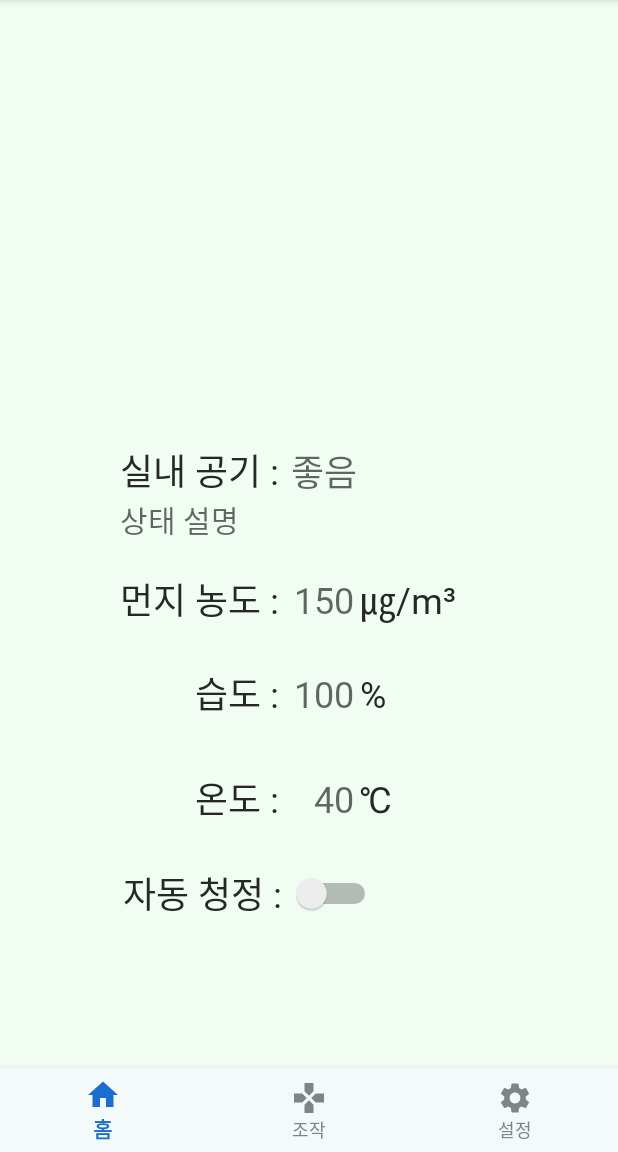
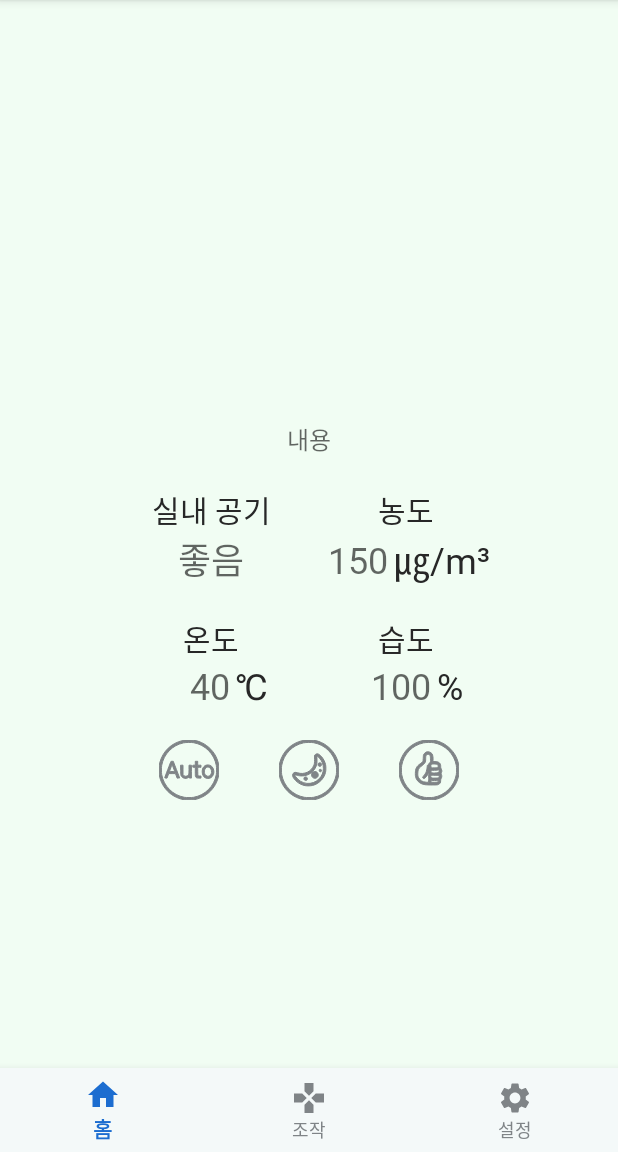
Before and after one commit to insa0512/Self-Driving-Air-Purifier, an Android app: the screen it shows after launch (MainActivity), on a phone screen of 412 x 824 dp, the part 84-1236 px from its top. Run offline under Robolectric (Android 15) with nearby library versions, the phone set to English and light mode, and no system bars.

Commit message:
Update MainActivity Design

```diff
--- a/app/src/main/java/com/example/AirPurifier/MainActivity.java
+++ b/app/src/main/java/com/example/AirPurifier/MainActivity.java
@@ -67,13 +67,11 @@
 
         imgSet = findViewById(R.id.imageSet);
         conditionTxt = findViewById(R.id.contidionText);
-        statusTxt = findViewById(R.id.stausText);
+        statusTxt = findViewById(R.id.statusText);
         explainTxt = findViewById(R.id.explainText);
         temperaturTxt = findViewById(R.id.temperaturText);
         humidityTxt = findViewById(R.id.humidityText);
         toolbar = findViewById(R.id.toolbar);
-        humiImage = findViewById(R.id.humiImage);
-        thImage = findViewById(R.id.thImage);
         setSupportActionBar(toolbar);
 
         if (Build.VERSION.SDK_INT >= Build.VERSION_CODES.S) { // 버전 30이상 부터 권한 추가 부여 요청함
@@ -175,7 +173,7 @@
     @SuppressLint("MissingPermission")
     void listPairedDevices() { // 블루투스 기기 목록
         if (mBluetoothAdapter.isEnabled()) { // 블루투스가 이미 켜져 있을 때
-            mPairedDevices = mBluetoothAdapter.getBondedDevices(); //블루투스 목록 가져옴
+            mPairedDevices = mBluetoothAdapter.getBondedDevices(); // 블루투스 목록 가져옴
 
             if (mPairedDevices.size() > 0) { //페어링할 기기의 목록이 1개 이상일 때 장치 목록을 보여줌
                 AlertDialog.Builder builder = new AlertDialog.Builder(this);
@@ -320,17 +318,17 @@
                 explainTxt.setText("공기가 맑습니다.");
             } else if (dust <= 80) {
                 imgSet.setImageResource(R.drawable.stat_nomal);
-                conditionTxt.setText(dust);
+                conditionTxt.setText(strMsg);
                 statusTxt.setText("보통");
                 explainTxt.setText("보통입니다.");
             } else if (dust <= 150) {
                 imgSet.setImageResource(R.drawable.stat_bad);
-                conditionTxt.setText(dust);
+                conditionTxt.setText(strMsg);
                 statusTxt.setText("나쁨");
                 explainTxt.setText("환기좀 시켜주세요~~");
             } else {
                 imgSet.setImageResource(R.drawable.stat_warning);
-                conditionTxt.setText(dust);
+                conditionTxt.setText(strMsg);
                 statusTxt.setText("매우 나쁨");
                 explainTxt.setText("환기가 시급합니다!!");
             }
@@ -342,14 +340,13 @@
             String strMsg = (String) msg.obj; //온도 msg를 처리하기 위해 읽어들임
             Log.d("test13", strMsg);
             int tem = Integer.parseInt(strMsg); //온도 msg를 int값으로 변환
-            temperaturTxt.setText(tem);
-            if (tem < 22) {
-                thImage.setImageResource(R.drawable.th_low);
+            temperaturTxt.setText(strMsg);
+/*            if (tem < 22) {
             } else if (tem <= 26) {
                 thImage.setImageResource(R.drawable.th_nomal);
             } else {
                 thImage.setImageResource(R.drawable.th_high);
-            }
+            }*/
         }
     };
 
@@ -358,14 +355,14 @@
             String strMsg = (String) msg.obj; //습도 msg를 처리하기 위해 읽어들임
             Log.d("test14", strMsg);
             int hum = Integer.parseInt(strMsg); //습도 msg를 int값으로 변환
-            humidityTxt.setText(hum);
-            if (hum < 40) {
+            humidityTxt.setText(strMsg);
+/*            if (hum < 40) {
                 humiImage.setImageResource(R.drawable.hu_low);
             } else if (hum <= 60) {
                 humiImage.setImageResource(R.drawable.hu_nomal);
             } else {
                 humiImage.setImageResource(R.drawable.hu_high);
-            }
+            }*/
         }
     };
 }
--- a/app/src/main/res/layout/activity_main.xml
+++ b/app/src/main/res/layout/activity_main.xml
@@ -33,7 +33,7 @@
         android:layout_width="wrap_content"
         android:layout_height="wrap_content"
         android:layout_marginStart="20dp"
-        android:layout_marginTop="20dp"
+        android:layout_marginTop="10dp"
         android:layout_marginEnd="20dp"
         android:layout_marginBottom="100dp"
         android:color="#ffff00"
@@ -49,72 +49,79 @@
             android:layout_width="200sp"
             android:layout_height="200sp"
             android:layout_gravity="center"
+            android:contentDescription="@string/status"
             tools:layout_editor_absoluteX="106dp"
-            tools:layout_editor_absoluteY="260dp"
-            android:contentDescription="@string/status" />
+            tools:layout_editor_absoluteY="260dp" />
+
+        <TextView
+            android:id="@+id/explainText"
+            android:layout_width="match_parent"
+            android:layout_height="wrap_content"
+            android:fontFamily="@font/nanumbarungothic_light"
+            android:gravity="center"
+            android:hint="내용"
+            android:textSize="16sp" />
 
         <LinearLayout
-            android:layout_width="260sp"
-            android:layout_height="0dp"
+            android:layout_width="match_parent"
+            android:layout_height="match_parent"
             android:layout_marginTop="20sp"
+            android:orientation="horizontal">
+
+            <LinearLayout
+                android:layout_width="match_parent"
+                android:layout_height="match_parent"
                 android:layout_weight="1"
-            android:orientation="horizontal">
+                android:orientation="vertical">
 
                 <TextView
                     android:layout_width="wrap_content"
                     android:layout_height="wrap_content"
-                android:layout_marginStart="4sp"
+                    android:layout_gravity="center"
                     android:fontFamily="@font/nanumbarungothic_regular"
-                android:text="실내 공기 :"
+                    android:text="실내 공기"
                     android:textColor="@color/app_black1"
-                android:textSize="24sp" />
+                    android:textSize="20sp" />
 
                 <TextView
-                android:id="@+id/stausText"
-                android:layout_width="60sp"
+                    android:id="@+id/statusText"
+                    android:layout_width="wrap_content"
                     android:layout_height="wrap_content"
+                    android:layout_gravity="center"
                     android:fontFamily="@font/nanumbarungothic_light"
-                android:gravity="center"
                     android:hint="좋음"
                     android:text=""
                     android:textColor="@color/app_black1"
                     android:textSize="24sp"
                     tools:layout_editor_absoluteX="126dp"
                     tools:layout_editor_absoluteY="579dp" />
+
             </LinearLayout>
 
-        <TextView
-            android:id="@+id/explainText"
-            android:layout_width="wrap_content"
-            android:layout_height="wrap_content"
-            android:layout_gravity="left"
-            android:layout_marginLeft="4sp"
-            android:fontFamily="@font/nanumbarungothic_light"
-            android:hint="상태 설명"
-            android:text=""
-            android:textColor="@color/app_black1"
-            android:textSize="20sp"
-            tools:layout_editor_absoluteX="154dp"
-            tools:layout_editor_absoluteY="551dp" />
-
             <LinearLayout
-            android:layout_width="260sp"
+                android:layout_width="match_parent"
                 android:layout_height="match_parent"
-            android:layout_marginTop="20sp"
-            android:orientation="horizontal">
+                android:layout_weight="1"
+                android:orientation="vertical">
 
                 <TextView
                     android:layout_width="wrap_content"
                     android:layout_height="wrap_content"
-                android:layout_marginStart="4sp"
+                    android:layout_gravity="center"
                     android:fontFamily="@font/nanumbarungothic_regular"
-                android:text="먼지 농도 :"
+                    android:text="농도"
                     android:textColor="@color/app_black1"
-                android:textSize="24sp" />
+                    android:textSize="20sp" />
+
+                <LinearLayout
+                    android:layout_width="wrap_content"
+                    android:layout_height="wrap_content"
+                    android:layout_gravity="center"
+                    android:orientation="horizontal">
 
                     <TextView
                         android:id="@+id/contidionText"
-                android:layout_width="50sp"
+                        android:layout_width="44sp"
                         android:layout_height="wrap_content"
                         android:fontFamily="@font/nanumbarungothic_light"
                         android:gravity="right"
@@ -134,50 +141,7 @@
                         android:textSize="24sp" />
 
                 </LinearLayout>
-
-        <LinearLayout
-            android:layout_width="260sp"
-            android:layout_height="wrap_content"
-            android:layout_marginTop="20sp"
-            android:orientation="horizontal">
-
-            <ImageView
-                android:id="@+id/humiImage"
-                android:layout_width="50sp"
-                android:layout_height="50sp"
-                tools:layout_editor_absoluteX="106dp"
-                tools:layout_editor_absoluteY="260dp" />
-
-            <TextView
-                android:layout_width="wrap_content"
-                android:layout_height="wrap_content"
-                android:layout_gravity="center"
-                android:layout_marginStart="4sp"
-                android:fontFamily="@font/nanumbarungothic_regular"
-                android:text="습도 :"
-                android:textColor="@color/app_black1"
-                android:textSize="24sp" />
-
-            <TextView
-                android:id="@+id/humidityText"
-                android:layout_width="50sp"
-                android:layout_height="wrap_content"
-                android:layout_gravity="center"
-                android:fontFamily="@font/nanumbarungothic_light"
-                android:gravity="right"
-                android:hint="100"
-                android:textColor="@color/app_black1"
-                android:textSize="24sp" />
-
-            <TextView
-                android:layout_width="wrap_content"
-                android:layout_height="wrap_content"
-                android:layout_gravity="center"
-                android:layout_marginStart="4sp"
-                android:fontFamily="@font/nanumbarungothic_light"
-                android:text="%"
-                android:textColor="@color/app_black1"
-                android:textSize="24sp" />
+            </LinearLayout>
 
         </LinearLayout>
 
@@ -187,22 +151,26 @@
             android:layout_marginTop="20sp"
             android:orientation="horizontal">
 
-            <ImageView
-                android:id="@+id/thImage"
-                android:layout_width="50sp"
-                android:layout_height="50sp"
-                tools:layout_editor_absoluteX="106dp"
-                tools:layout_editor_absoluteY="260dp" />
+            <LinearLayout
+                android:layout_width="match_parent"
+                android:layout_height="match_parent"
+                android:layout_weight="1"
+                android:orientation="vertical">
 
                 <TextView
                     android:layout_width="wrap_content"
                     android:layout_height="wrap_content"
                     android:layout_gravity="center"
-                android:layout_marginStart="4sp"
                     android:fontFamily="@font/nanumbarungothic_regular"
-                android:text="온도 :"
+                    android:text="온도"
                     android:textColor="@color/app_black1"
-                android:textSize="24sp" />
+                    android:textSize="20sp" />
+
+                <LinearLayout
+                    android:layout_width="wrap_content"
+                    android:layout_height="wrap_content"
+                    android:layout_gravity="center"
+                    android:orientation="horizontal">
 
                     <TextView
                         android:id="@+id/temperaturText"
@@ -224,24 +192,97 @@
                         android:text="℃"
                         android:textColor="@color/app_black1"
                         android:textSize="24sp" />
-
                 </LinearLayout>
 
             </LinearLayout>
 
-    <Switch
-        android:id="@+id/autoSwitch"
+            <LinearLayout
+                android:layout_width="match_parent"
+                android:layout_height="match_parent"
+                android:layout_weight="1"
+                android:orientation="vertical">
+
+                <LinearLayout
                     android:layout_width="wrap_content"
                     android:layout_height="wrap_content"
-        android:layout_marginLeft="6sp"
-        android:layout_marginTop="20dp"
+                    android:layout_gravity="center"
+                    android:orientation="horizontal">
+
+                    <TextView
+                        android:layout_width="wrap_content"
+                        android:layout_height="match_parent"
+                        android:layout_gravity="center"
                         android:fontFamily="@font/nanumbarungothic_regular"
-        android:switchMinWidth="60sp"
-        android:text="자동 청정 : "
+                        android:text="습도"
                         android:textColor="@color/app_black1"
-        android:textSize="24sp"
-        app:layout_constraintStart_toStartOf="@id/layout"
-        app:layout_constraintTop_toBottomOf="@id/layout" />
+                        android:textSize="20sp" />
+
+                </LinearLayout>
+
+                <LinearLayout
+                    android:layout_width="wrap_content"
+                    android:layout_height="0dp"
+                    android:layout_gravity="center"
+                    android:layout_weight="1"
+                    android:orientation="horizontal">
+
+                    <TextView
+                        android:id="@+id/humidityText"
+                        android:layout_width="54dp"
+                        android:layout_height="wrap_content"
+                        android:layout_gravity="center"
+                        android:fontFamily="@font/nanumbarungothic_light"
+                        android:gravity="right"
+                        android:hint="100"
+                        android:textColor="@color/app_black1"
+                        android:textSize="24sp" />
+
+                    <TextView
+                        android:layout_width="wrap_content"
+                        android:layout_height="wrap_content"
+                        android:layout_gravity="center"
+                        android:layout_marginStart="4sp"
+                        android:fontFamily="@font/nanumbarungothic_light"
+                        android:text="%"
+                        android:textColor="@color/app_black1"
+                        android:textSize="24sp" />
+                </LinearLayout>
+
+            </LinearLayout>
+        </LinearLayout>
+
+        <RadioGroup
+            android:layout_width="match_parent"
+            android:layout_height="48sp"
+            android:layout_marginTop="20sp"
+            android:gravity="center_horizontal"
+            android:orientation="horizontal">
+
+            <RadioButton
+                android:id="@+id/autoRadio"
+                android:layout_width="40sp"
+                android:layout_height="40sp"
+                android:layout_marginEnd="40sp"
+                android:button="@drawable/main_radio_auto"
+                tools:ignore="TouchTargetSizeCheck,DuplicateSpeakableTextCheck" />
+
+            <RadioButton
+                android:id="@+id/darkRadio"
+                android:layout_width="40sp"
+                android:layout_height="40sp"
+                android:button="@drawable/main_radio_dark"
+                tools:ignore="TouchTargetSizeCheck" />
+
+            <RadioButton
+                android:id="@+id/likeRadio"
+                android:layout_width="40sp"
+                android:layout_height="40sp"
+                android:layout_marginStart="40sp"
+                android:button="@drawable/main_radio_like"
+                tools:ignore="TouchTargetSizeCheck" />
+        </RadioGroup>
+
+    </LinearLayout>
 
     <com.google.android.material.bottomnavigation.BottomNavigationView
         android:id="@+id/bottomMenu"
--- /dev/null
+++ b/app/src/main/res/values/arrays.xml
@@ -0,0 +1,12 @@
+<resources>
+    <!-- Reply Preference -->
+    <string-array name="reply_entries">
+        <item>Reply</item>
+        <item>Reply to all</item>
+    </string-array>
+
+    <string-array name="reply_values">
+        <item>reply</item>
+        <item>reply_all</item>
+    </string-array>
+</resources>
--- a/app/src/main/res/values/strings.xml
+++ b/app/src/main/res/values/strings.xml
@@ -6,4 +6,18 @@
     <string name="connect_text">연결 상태</string>
     <string name="bluetooth">블루투스</string>
     <string name="status">status</string>
+    <!-- Preference Titles -->
+    <string name="messages_header">Messages</string>
+    <string name="sync_header">Sync</string>
+
+    <!-- Messages Preferences -->
+    <string name="signature_title">Your signature</string>
+    <string name="reply_title">Default reply action</string>
+
+    <!-- Sync Preferences -->
+    <string name="sync_title">Sync email periodically</string>
+    <string name="attachment_title">Download incoming attachments</string>
+    <string name="attachment_summary_on">Automatically download attachments for incoming emails
+    </string>
+    <string name="attachment_summary_off">Only download attachments when manually requested</string>
 </resources>
--- /dev/null
+++ b/app/src/main/res/xml/root_preferences.xml
@@ -0,0 +1,35 @@
+<PreferenceScreen xmlns:app="http://schemas.android.com/apk/res-auto">
+
+    <PreferenceCategory app:title="@string/messages_header">
+
+        <EditTextPreference
+            app:key="signature"
+            app:title="@string/signature_title"
+            app:useSimpleSummaryProvider="true" />
+
+        <ListPreference
+            app:defaultValue="reply"
+            app:entries="@array/reply_entries"
+            app:entryValues="@array/reply_values"
+            app:key="reply"
+            app:title="@string/reply_title"
+            app:useSimpleSummaryProvider="true" />
+
+    </PreferenceCategory>
+
+    <PreferenceCategory app:title="@string/sync_header">
+
+        <SwitchPreferenceCompat
+            app:key="sync"
+            app:title="@string/sync_title" />
+
+        <SwitchPreferenceCompat
+            app:dependency="sync"
+            app:key="attachment"
+            app:summaryOff="@string/attachment_summary_off"
+            app:summaryOn="@string/attachment_summary_on"
+            app:title="@string/attachment_title" />
+
+    </PreferenceCategory>
+
+</PreferenceScreen>
```
Lines whose indentation alone changed are shown as unchanged.
